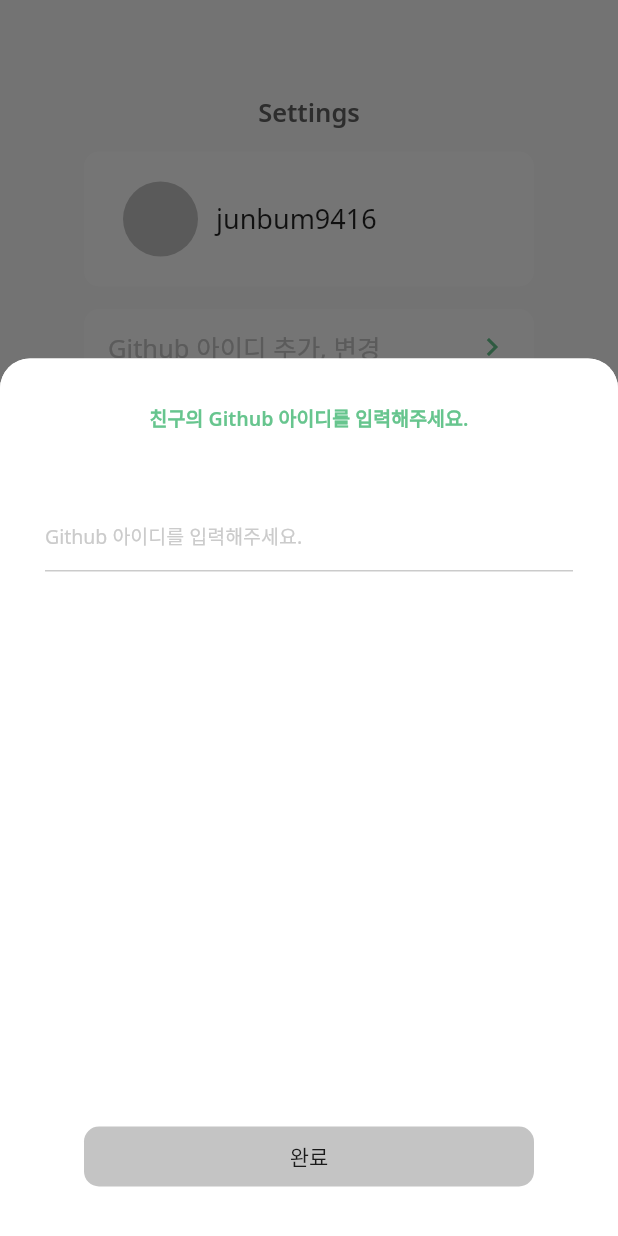
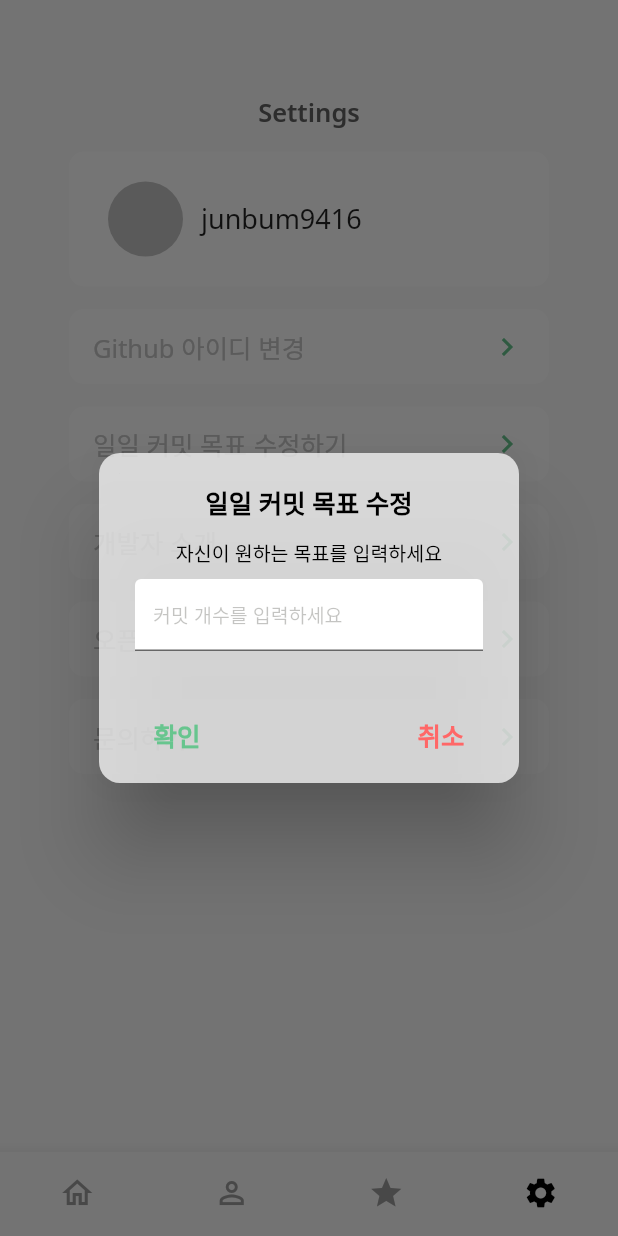
Before and after one commit to Palette-GitChart/GitChart-Android-Flutter, a Flutter app: the screen it shows after launch, item 4 of the bottom bar chosen, after a tap on "일일 커밋 목표 수정하기", on a phone screen of 412 x 824 dp. Run offline on Flutter 3.47's test engine with Material 2 defaults, Android fonts, the phone set to English and light mode, and no system bars.

Commit message:
설정 페이지 작성

```diff
--- a/lib/Setting_page.dart
+++ b/lib/Setting_page.dart
@@ -8,6 +8,8 @@ class SettingPage extends StatefulWidget {
 }
 
 class _SettingPageState extends State<SettingPage> {
+  static final double _cornerRadius = 5.0;
+
   @override
   Widget build(BuildContext context) {
     return Scaffold(
@@ -44,7 +46,7 @@ class _SettingPageState extends State<SettingPage> {
 
   Widget buildInquiry() {
     return Container(
-      width: 300,
+      width: 320,
       height: 50,
       decoration: BoxDecoration(
           borderRadius: BorderRadius.circular(10.0), color: Colors.white),
@@ -73,7 +75,7 @@ class _SettingPageState extends State<SettingPage> {
 
   Widget buildOpenSource() {
     return Container(
-      width: 300,
+      width: 320,
       height: 50,
       decoration: BoxDecoration(
           borderRadius: BorderRadius.circular(10.0), color: Colors.white),
@@ -102,7 +104,7 @@ class _SettingPageState extends State<SettingPage> {
 
   Widget buildDeveloper() {
     return Container(
-      width: 300,
+      width: 320,
       height: 50,
       decoration: BoxDecoration(
           borderRadius: BorderRadius.circular(10.0), color: Colors.white),
@@ -131,43 +133,42 @@ class _SettingPageState extends State<SettingPage> {
 
   Widget buildChangeCommitGoal() {
     return Container(
-      width: 300,
+      width: 320,
       height: 50,
       decoration: BoxDecoration(
           borderRadius: BorderRadius.circular(10.0), color: Colors.white),
       child: FlatButton(
         onPressed: () {
-          showModalBottomSheet(
+          showDialog(
             context: context,
-            isScrollControlled: true,
-            shape: RoundedRectangleBorder(
-              borderRadius: BorderRadius.circular(20.0),
+            barrierDismissible: false,
+            builder: (BuildContext ctx) {
+              return Column(
+                mainAxisAlignment: MainAxisAlignment.center,
+                children: [
+                  AlertDialog(
+                    content: Column(
+                      children: [
+                        Text(
+                          '일일 커밋 목표 수정',
+                          style: TextStyle(
+                              fontFamily: 'NotoSans',
+                              fontSize: 17,
+                              fontWeight: FontWeight.w600,
+                              color: Color(0xff000000)),
                         ),
-            builder: (BuildContext context) {
-              return Container(
-                height: 585, // 모달 높이 크기
-                decoration: BoxDecoration(
-                    color: Colors.white, // 모달 배경색
-                    borderRadius: BorderRadius.only(
-                      topLeft: Radius.circular(20.0),
-                      topRight: Radius.circular(20.0),
-                    )),
-                child: Column(
-                  children: <Widget>[
-                    SizedBox(height: 30),
+                        SizedBox(height: 12),
                         Text(
-                      "친구의 Github 아이디를 입력해주세요.",
+                          '자신이 원하는 목표를 입력하세요',
                           style: TextStyle(
                               fontFamily: 'NotoSans',
                               fontSize: 13,
-                          fontWeight: FontWeight.w600,
-                          color: Color(0xff67C58E)),
+                              fontWeight: FontWeight.w400,
+                              color: Color(0xff000000)),
                         ),
-                    SizedBox(height: 45),
-                    Padding(
-                      padding: const EdgeInsets.only(left: 30, right: 30),
-                      child: TextFormField(
-                        cursorColor: Colors.black,
+                        SizedBox(height: 8),
+                        TextFormField(
+                          cursorColor: Color(0xff67C58E),
                           validator: (text) {},
                           style: TextStyle(
                               fontFamily: 'NotoSans',
@@ -175,35 +176,53 @@ class _SettingPageState extends State<SettingPage> {
                               fontWeight: FontWeight.w400,
                               color: Color(0xff000000)),
                           decoration: InputDecoration(
-                          enabledBorder: UnderlineInputBorder(
-                            borderSide: BorderSide(color: Color(0xffCBCBCB)),
-                          ),
-                          hintText: "Github 아이디를 입력해주세요.",
+                            filled: true,
+                            fillColor: Colors.white,
+                            hintText: "커밋 개수를 입력하세요",
                             hintStyle: TextStyle(
                                 fontFamily: 'NotoSans',
                                 fontSize: 13,
                                 fontWeight: FontWeight.w400,
-                              color: Color(0xffCBCBCB)),
+                                color: Color(0x4D3C3C34)),
                           ),
                         ),
-                    ),
-                    SizedBox(height: 370),
-                    Padding(
-                      padding: EdgeInsets.only(
-                          left: 30,
-                          right: 30,
-                          bottom: MediaQuery.of(context).viewInsets.bottom),
-                      child: Container(
-                          width: 300,
-                          height: 40,
-                          decoration: BoxDecoration(
-                              borderRadius: BorderRadius.circular(10.0),
-                              color: Color(0xffC4C4C4)),
-                          child:
-                              FlatButton(onPressed: () {}, child: Text("완료"))),
-                    )
                       ],
                     ),
+                    actions: [
+                      Row(
+                        mainAxisAlignment: MainAxisAlignment.spaceBetween,
+                        children: [
+                          FlatButton(
+                              onPressed: () {},
+                              child: Text(
+                                '확인',
+                                style: TextStyle(
+                                    fontFamily: 'NotoSans',
+                                    fontSize: 17,
+                                    fontWeight: FontWeight.w600,
+                                    color: Color(0xff67C58E)),
+                              )),
+                          FlatButton(
+                              onPressed: () {
+                                Navigator.pop(context);
+                              },
+                              child: Text(
+                                '취소',
+                                style: TextStyle(
+                                    fontFamily: 'NotoSans',
+                                    fontSize: 17,
+                                    fontWeight: FontWeight.w600,
+                                    color: Color(0xffFF6767)),
+                              )),
+                        ],
+                      ),
+                    ],
+                    backgroundColor: Color(0xCCF2F2F2),
+                    shape: RoundedRectangleBorder(
+                      borderRadius: BorderRadius.all(Radius.circular(14)),
+                    ),
+                  ),
+                ],
               );
             },
           );
@@ -231,7 +250,7 @@ class _SettingPageState extends State<SettingPage> {
 
   Widget buildChangeID() {
     return Container(
-      width: 300,
+      width: 320,
       height: 50,
       decoration: BoxDecoration(
           borderRadius: BorderRadius.circular(10.0), color: Colors.white),
@@ -256,7 +275,7 @@ class _SettingPageState extends State<SettingPage> {
                   children: <Widget>[
                     SizedBox(height: 30),
                     Text(
-                      "친구의 Github 아이디를 입력해주세요.",
+                      "Github 아이디를 입력해주세요.",
                       style: TextStyle(
                           fontFamily: 'NotoSans',
                           fontSize: 13,
@@ -264,9 +283,7 @@ class _SettingPageState extends State<SettingPage> {
                           color: Color(0xff67C58E)),
                     ),
                     SizedBox(height: 45),
-                    Padding(
-                      padding: const EdgeInsets.only(left: 30, right: 30),
-                      child: TextFormField(
+                    TextFormField(
                       cursorColor: Colors.black,
                       validator: (text) {},
                       style: TextStyle(
@@ -286,22 +303,14 @@ class _SettingPageState extends State<SettingPage> {
                             color: Color(0xffCBCBCB)),
                       ),
                     ),
-                    ),
                     SizedBox(height: 370),
-                    Padding(
-                      padding: EdgeInsets.only(
-                          left: 30,
-                          right: 30,
-                          bottom: MediaQuery.of(context).viewInsets.bottom),
-                      child: Container(
+                    Container(
                         width: 300,
                         height: 40,
                         decoration: BoxDecoration(
                             borderRadius: BorderRadius.circular(10.0),
                             color: Color(0xffC4C4C4)),
-                          child:
-                              FlatButton(onPressed: () {}, child: Text("완료"))),
-                    )
+                        child: FlatButton(onPressed: () {}, child: Text("완료"))),
                   ],
                 ),
               );
@@ -312,7 +321,7 @@ class _SettingPageState extends State<SettingPage> {
           mainAxisAlignment: MainAxisAlignment.spaceBetween,
           children: [
             Text(
-              "Github 아이디 추가, 변경",
+              "Github 아이디 변경",
               style: TextStyle(
                   fontFamily: 'NotoSans',
                   fontSize: 17,
@@ -331,7 +340,7 @@ class _SettingPageState extends State<SettingPage> {
 
   Widget buildProfile() {
     return Container(
-      width: 300,
+      width: 320,
       height: 90,
       decoration: BoxDecoration(
           borderRadius: BorderRadius.circular(10.0), color: Colors.white),
```
Lines whose indentation alone changed are shown as unchanged.
